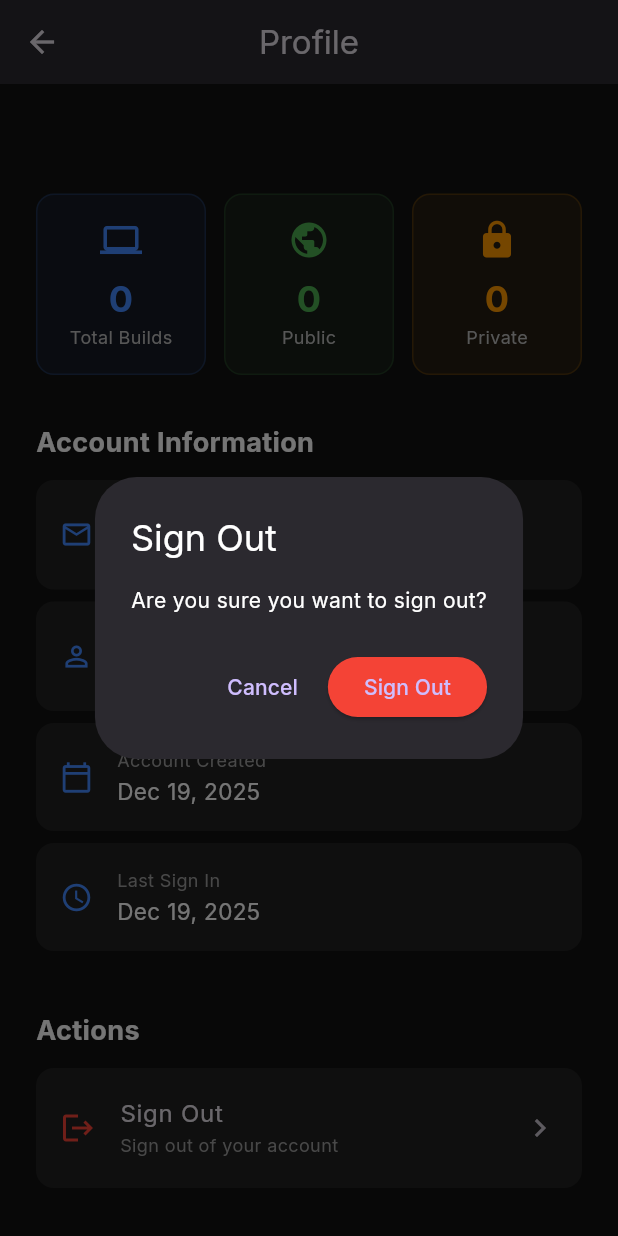
After one commit to mithilesh042006/easybuild_app, a Flutter app: the ProfileScreen screen opened directly, scrolled down 152 dp, after a tap on "Sign Out", on a phone screen of 412 x 824 dp. The commit adds this screen. Run offline on Flutter 3.47's test engine with Material 3 defaults, Android fonts, the phone set to English and light mode, and no system bars; our stand-ins replace cloud_firestore, firebase_auth, firebase_core, fl_chart, flutter_riverpod, google_fonts and 1 more; accounts and stored records are empty; network calls fail.

Commit message:
profile init

```diff
--- a/lib/screens/builder_screen.dart
+++ b/lib/screens/builder_screen.dart
@@ -4,6 +4,7 @@ import '../models/component.dart';
 import '../providers/build_provider.dart';
 import 'component_selection_screen.dart';
 import 'review_build_screen.dart';
+import 'product_detail_screen.dart';
 
 class BuilderScreen extends ConsumerWidget {
   const BuilderScreen({super.key});
@@ -114,6 +115,8 @@ class BuilderScreen extends ConsumerWidget {
           style: TextStyle(
             color: selectedComponent != null ? Colors.white : Colors.grey,
           ),
+          maxLines: 1,
+          overflow: TextOverflow.ellipsis,
         ),
         trailing: selectedComponent != null
             ? Row(
@@ -128,12 +131,21 @@ class BuilderScreen extends ConsumerWidget {
                   ),
                   IconButton(
                     icon: const Icon(Icons.edit, size: 20),
+                    tooltip: 'Change component',
                     onPressed: () => _navigateToSelection(context, type),
                   ),
                 ],
               )
             : const Icon(Icons.add_circle_outline),
-        onTap: () => _navigateToSelection(context, type),
+        onTap: () {
+          if (selectedComponent != null) {
+            // Navigate to product detail screen for viewing
+            _navigateToProductDetail(context, selectedComponent);
+          } else {
+            // Navigate to component selection screen
+            _navigateToSelection(context, type);
+          }
+        },
       ),
     );
   }
@@ -142,6 +154,14 @@ class BuilderScreen extends ConsumerWidget {
     Navigator.of(context).push(
       MaterialPageRoute(
         builder: (context) => ComponentSelectionScreen(componentType: type),
+      ),
+    );
+  }
+
+  void _navigateToProductDetail(BuildContext context, Component component) {
+    Navigator.of(context).push(
+      MaterialPageRoute(
+        builder: (context) => ProductDetailScreen(component: component),
       ),
     );
   }
--- a/lib/screens/home_screen.dart
+++ b/lib/screens/home_screen.dart
@@ -4,6 +4,7 @@ import 'builder_screen.dart';
 import 'saved_builds_screen.dart';
 import 'compare_builds_screen.dart';
 import 'community_screen.dart';
+import 'profile_screen.dart';
 import '../services/auth_service.dart';
 
 class HomeScreen extends ConsumerWidget {
@@ -19,11 +20,12 @@ class HomeScreen extends ConsumerWidget {
         centerTitle: true,
         actions: [
           IconButton(
-            icon: const Icon(Icons.logout),
-            tooltip: 'Sign Out',
-            onPressed: () async {
-              final authService = ref.read(authServiceProvider);
-              await authService.signOut();
+            icon: const Icon(Icons.person),
+            tooltip: 'Profile',
+            onPressed: () {
+              Navigator.of(context).push(
+                MaterialPageRoute(builder: (context) => const ProfileScreen()),
+              );
             },
           ),
         ],
--- /dev/null
+++ b/lib/screens/profile_screen.dart
@@ -0,0 +1,347 @@
+import 'package:flutter/material.dart';
+import 'package:flutter_riverpod/flutter_riverpod.dart';
+import '../services/auth_service.dart';
+import '../services/saved_builds_service.dart';
+
+class ProfileScreen extends ConsumerWidget {
+  const ProfileScreen({super.key});
+
+  @override
+  Widget build(BuildContext context, WidgetRef ref) {
+    final user = ref.watch(currentUserProvider);
+    final buildsAsync = ref.watch(savedBuildsStreamProvider);
+
+    if (user == null) {
+      return Scaffold(
+        appBar: AppBar(title: const Text('Profile')),
+        body: const Center(child: Text('Not logged in')),
+      );
+    }
+
+    return Scaffold(
+      appBar: AppBar(title: const Text('Profile'), centerTitle: true),
+      body: SingleChildScrollView(
+        padding: const EdgeInsets.all(24),
+        child: Column(
+          children: [
+            // Profile Avatar
+            CircleAvatar(
+              radius: 50,
+              backgroundColor: Colors.blueAccent.withAlpha(30),
+              child: Text(
+                _getInitials(user.displayName ?? user.email ?? '?'),
+                style: const TextStyle(
+                  fontSize: 32,
+                  fontWeight: FontWeight.bold,
+                  color: Colors.blueAccent,
+                ),
+              ),
+            ),
+            const SizedBox(height: 16),
+
+            // Display Name
+            Text(
+              user.displayName ?? 'No Name Set',
+              style: const TextStyle(fontSize: 24, fontWeight: FontWeight.bold),
+            ),
+            const SizedBox(height: 4),
+
+            // Email
+            Text(
+              user.email ?? 'No Email',
+              style: TextStyle(fontSize: 16, color: Colors.grey[400]),
+            ),
+            const SizedBox(height: 24),
+
+            // Stats Cards
+            buildsAsync.when(
+              loading: () => const CircularProgressIndicator(),
+              error: (e, s) => Text('Error: $e'),
+              data: (builds) {
+                final publicBuilds = builds.where((b) => b.isPublic).length;
+                final privateBuilds = builds.length - publicBuilds;
+
+                return Row(
+                  children: [
+                    Expanded(
+                      child: _StatCard(
+                        icon: Icons.computer,
+                        value: '${builds.length}',
+                        label: 'Total Builds',
+                        color: Colors.blueAccent,
+                      ),
+                    ),
+                    const SizedBox(width: 12),
+                    Expanded(
+                      child: _StatCard(
+                        icon: Icons.public,
+                        value: '$publicBuilds',
+                        label: 'Public',
+                        color: Colors.green,
+                      ),
+                    ),
+                    const SizedBox(width: 12),
+                    Expanded(
+                      child: _StatCard(
+                        icon: Icons.lock,
+                        value: '$privateBuilds',
+                        label: 'Private',
+                        color: Colors.orange,
+                      ),
+                    ),
+                  ],
+                );
+              },
+            ),
+            const SizedBox(height: 32),
+
+            // Account Info Section
+            _buildSectionTitle('Account Information'),
+            const SizedBox(height: 12),
+            _buildInfoTile(
+              icon: Icons.email_outlined,
+              title: 'Email',
+              value: user.email ?? 'Not set',
+            ),
+            _buildInfoTile(
+              icon: Icons.person_outline,
+              title: 'Display Name',
+              value: user.displayName ?? 'Not set',
+            ),
+            _buildInfoTile(
+              icon: Icons.calendar_today_outlined,
+              title: 'Account Created',
+              value: _formatDate(user.metadata.creationTime),
+            ),
+            _buildInfoTile(
+              icon: Icons.access_time,
+              title: 'Last Sign In',
+              value: _formatDate(user.metadata.lastSignInTime),
+            ),
+            // _buildInfoTile(
+            //   icon: Icons.verified_user_outlined,
+            //   title: 'Email Verified',
+            //   value: user.emailVerified ? 'Yes' : 'No',
+            //   valueColor: user.emailVerified ? Colors.green : Colors.orange,
+            // ),
+            const SizedBox(height: 32),
+
+            // Actions Section
+            _buildSectionTitle('Actions'),
+            const SizedBox(height: 12),
+
+            // // Change Password
+            // _buildActionTile(
+            //   icon: Icons.lock_reset,
+            //   title: 'Reset Password',
+            //   subtitle: 'Send password reset email',
+            //   onTap: () => _sendPasswordReset(context, ref, user.email),
+            // ),
+
+            // Sign Out
+            _buildActionTile(
+              icon: Icons.logout,
+              title: 'Sign Out',
+              subtitle: 'Sign out of your account',
+              iconColor: Colors.red,
+              onTap: () => _signOut(context, ref),
+            ),
+          ],
+        ),
+      ),
+    );
+  }
+
+  String _getInitials(String name) {
+    final parts = name.trim().split(' ');
+    if (parts.isEmpty || parts[0].isEmpty) return '?';
+    if (parts.length == 1) return parts[0][0].toUpperCase();
+    return '${parts[0][0]}${parts[parts.length - 1][0]}'.toUpperCase();
+  }
+
+  String _formatDate(DateTime? date) {
+    if (date == null) return 'Unknown';
+    final months = [
+      'Jan',
+      'Feb',
+      'Mar',
+      'Apr',
+      'May',
+      'Jun',
+      'Jul',
+      'Aug',
+      'Sep',
+      'Oct',
+      'Nov',
+      'Dec',
+    ];
+    return '${months[date.month - 1]} ${date.day}, ${date.year}';
+  }
+
+  Widget _buildSectionTitle(String title) {
+    return Align(
+      alignment: Alignment.centerLeft,
+      child: Text(
+        title,
+        style: const TextStyle(fontSize: 18, fontWeight: FontWeight.bold),
+      ),
+    );
+  }
+
+  Widget _buildInfoTile({
+    required IconData icon,
+    required String title,
+    required String value,
+    Color? valueColor,
+  }) {
+    return Container(
+      margin: const EdgeInsets.only(bottom: 8),
+      padding: const EdgeInsets.all(16),
+      decoration: BoxDecoration(
+        color: Colors.grey[900],
+        borderRadius: BorderRadius.circular(12),
+      ),
+      child: Row(
+        children: [
+          Icon(icon, color: Colors.blueAccent, size: 22),
+          const SizedBox(width: 16),
+          Expanded(
+            child: Column(
+              crossAxisAlignment: CrossAxisAlignment.start,
+              children: [
+                Text(
+                  title,
+                  style: TextStyle(color: Colors.grey[500], fontSize: 12),
+                ),
+                const SizedBox(height: 2),
+                Text(value, style: TextStyle(fontSize: 15, color: valueColor)),
+              ],
+            ),
+          ),
+        ],
+      ),
+    );
+  }
+
+  Widget _buildActionTile({
+    required IconData icon,
+    required String title,
+    required String subtitle,
+    required VoidCallback onTap,
+    Color? iconColor,
+  }) {
+    return Container(
+      margin: const EdgeInsets.only(bottom: 8),
+      child: ListTile(
+        contentPadding: const EdgeInsets.symmetric(horizontal: 16, vertical: 4),
+        shape: RoundedRectangleBorder(borderRadius: BorderRadius.circular(12)),
+        tileColor: Colors.grey[900],
+        leading: Icon(icon, color: iconColor ?? Colors.blueAccent),
+        title: Text(title),
+        subtitle: Text(
+          subtitle,
+          style: TextStyle(color: Colors.grey[500], fontSize: 12),
+        ),
+        trailing: const Icon(Icons.chevron_right),
+        onTap: onTap,
+      ),
+    );
+  }
+
+  Future<void> _sendPasswordReset(
+    BuildContext context,
+    WidgetRef ref,
+    String? email,
+  ) async {
+    if (email == null) return;
+
+    try {
+      final authService = ref.read(authServiceProvider);
+      await authService.sendPasswordResetEmail(email);
+      if (context.mounted) {
+        ScaffoldMessenger.of(context).showSnackBar(
+          const SnackBar(
+            content: Text('Password reset email sent!'),
+            backgroundColor: Colors.green,
+          ),
+        );
+      }
+    } catch (e) {
+      if (context.mounted) {
+        ScaffoldMessenger.of(context).showSnackBar(
+          SnackBar(content: Text('Error: $e'), backgroundColor: Colors.red),
+        );
+      }
+    }
+  }
+
+  Future<void> _signOut(BuildContext context, WidgetRef ref) async {
+    final confirmed = await showDialog<bool>(
+      context: context,
+      builder: (context) => AlertDialog(
+        title: const Text('Sign Out'),
+        content: const Text('Are you sure you want to sign out?'),
+        actions: [
+          TextButton(
+            onPressed: () => Navigator.pop(context, false),
+            child: const Text('Cancel'),
+          ),
+          ElevatedButton(
+            onPressed: () => Navigator.pop(context, true),
+            style: ElevatedButton.styleFrom(backgroundColor: Colors.red),
+            child: const Text('Sign Out'),
+          ),
+        ],
+      ),
+    );
+
+    if (confirmed == true) {
+      final authService = ref.read(authServiceProvider);
+      await authService.signOut();
+      if (context.mounted) {
+        Navigator.of(context).popUntil((route) => route.isFirst);
+      }
+    }
+  }
+}
+
+class _StatCard extends StatelessWidget {
+  final IconData icon;
+  final String value;
+  final String label;
+  final Color color;
+
+  const _StatCard({
+    required this.icon,
+    required this.value,
+    required this.label,
+    required this.color,
+  });
+
+  @override
+  Widget build(BuildContext context) {
+    return Container(
+      padding: const EdgeInsets.all(16),
+      decoration: BoxDecoration(
+        color: color.withAlpha(20),
+        borderRadius: BorderRadius.circular(12),
+        border: Border.all(color: color.withAlpha(50)),
+      ),
+      child: Column(
+        children: [
+          Icon(icon, color: color, size: 28),
+          const SizedBox(height: 8),
+          Text(
+            value,
+            style: TextStyle(
+              fontSize: 24,
+              fontWeight: FontWeight.bold,
+              color: color,
+            ),
+          ),
+          Text(label, style: TextStyle(fontSize: 12, color: Colors.grey[400])),
+        ],
+      ),
+    );
+  }
+}
```
